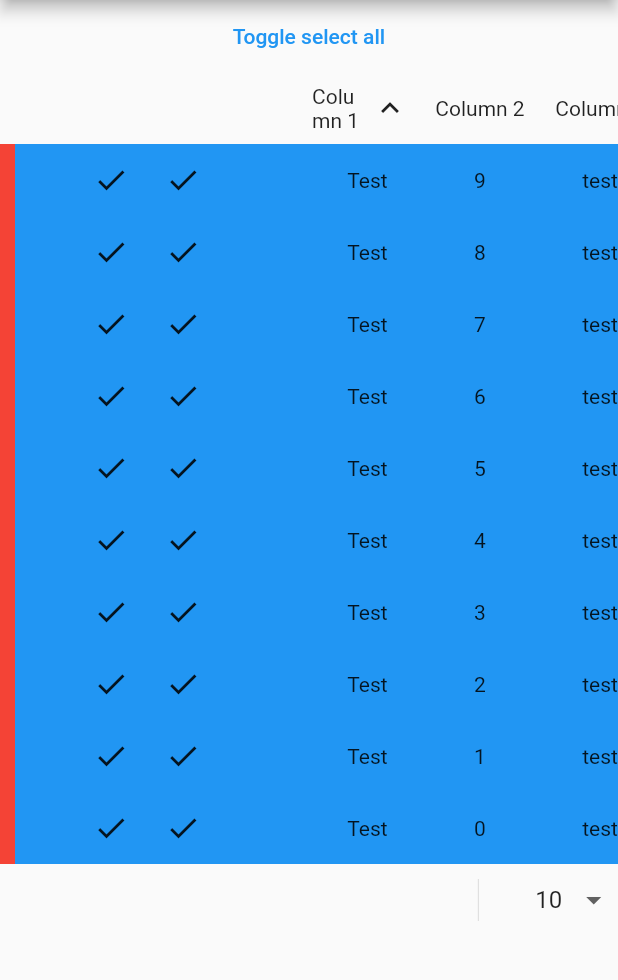
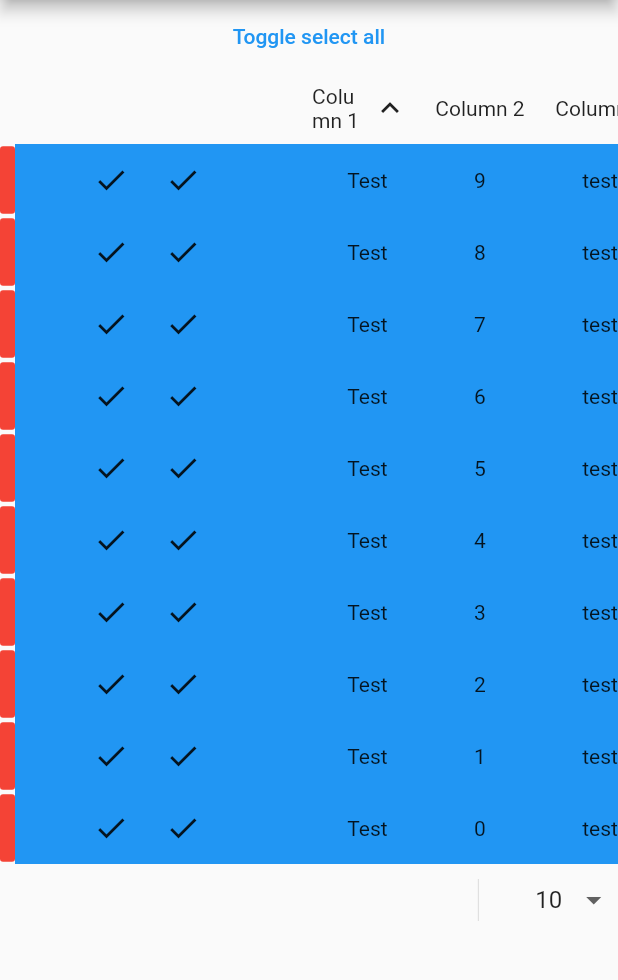
Before and after one commit to knotbox/datatable_plus, a Flutter app: the screen it shows after launch, after a tap on "Column 1", on a phone screen of 412 x 824 dp, the part 84-1064 px from its top. Run offline on Flutter 3.47's test engine with Material 2 defaults, Android fonts, the phone set to English and light mode, and no system bars; drawn by our look-alikes of expandable; our stand-ins replace freezed_annotation.

Commit message:
checkbox tick color

```diff
--- a/example/lib/main.dart
+++ b/example/lib/main.dart
@@ -112,7 +112,6 @@ class _HomeState extends State<Home> {
                   theme: DataTablePlusThemeData(
                     showCheckboxSlidable: true,
                     checkboxSlidableTheme: CheckboxSlidableTheme(
-                      checkColor: Colors.red,
                       activeColor: Colors.green,
                       duration: Duration(milliseconds: 200),
                       curve: Curves.bounceInOut,
--- a/lib/src/data_table_plus.dart
+++ b/lib/src/data_table_plus.dart
@@ -77,6 +77,9 @@ class DataTablePlus<T> extends StatefulWidget {
   ///Defaults to the first column if not specified
   final int shrinkableColumnIndex;
 
+  ///Color of the tick mark in the checkboxes
+  final Color? Function(int, T)? checkColor;
+
   const DataTablePlus({
     Key? key,
     required this.controller,
@@ -88,6 +91,7 @@ class DataTablePlus<T> extends StatefulWidget {
     required this.empty,
     required this.onRowPressed,
     this.shrinkableColumnIndex = 0,
+    this.checkColor,
     this.rowColor,
     this.rowTextStyle,
     this.rowHoverColor,
--- a/lib/src/widgets/row.dart
+++ b/lib/src/widgets/row.dart
@@ -4,6 +4,7 @@ import 'package:datatable_plus/src/models/controller_action.dart';
 import 'package:expandable/expandable.dart';
 import 'package:flutter/material.dart' hide Action;
 import 'package:collection/collection.dart';
+import '../utils/extensions.dart';
 
 import '../../datatable_plus.dart';
 import '../data_table_plus.dart';
@@ -132,7 +133,7 @@ class _TableRowState<T> extends State<TableRow<T>>
       );
       animation = Tween(
         begin: theme.checkboxSlidableTheme!.indicatorWidth,
-        end: 50.0,
+        end: 40.0,
       ).animate(
         CurvedAnimation(
           parent: controller,
@@ -156,6 +157,10 @@ class _TableRowState<T> extends State<TableRow<T>>
     final hasCheckbox = theme.showCheckboxSlidable ?? false;
     final slidableTheme = theme.checkboxSlidableTheme;
     bool canPressRow = widget.item == null ? false : table.onRowPressed != null;
+    final checkboxBackgroundColor = table.checkboxBackgroundColor?.call(
+      widget.index,
+      widget.item,
+    );
 
     Widget row = MouseRegion(
       cursor: SystemMouseCursors.click,
@@ -188,22 +193,54 @@ class _TableRowState<T> extends State<TableRow<T>>
           children: [
             if (hasCheckbox)
               Container(
-                color: table.checkboxBackgroundColor?.call(
-                  widget.index,
-                  widget.item,
+                height: (theme.rowHeight ?? 50) - 3,
+                decoration: BoxDecoration(
+                  color: checkboxBackgroundColor,
+                  borderRadius: BorderRadius.circular(2),
                 ),
                 width: animation.value,
-                height: theme.rowHeight,
                 child: AnimatedSwitcher(
                   duration: const Duration(milliseconds: 100),
                   child: animation.value > 25
-                      ? Checkbox(
-                          activeColor: slidableTheme!.activeColor,
-                          checkColor: slidableTheme.checkColor,
-                          value: isSelected,
-                          onChanged: (value) {
-                            onToggleSelection(value ?? false);
-                          },
+                      ? Stack(
+                          children: [
+                            Positioned.fill(
+                              child: Center(
+                                child: Container(
+                                  width: 18,
+                                  height: 18,
+                                  decoration: BoxDecoration(
+                                    color: checkboxBackgroundColor?.darken(
+                                      0.15,
+                                    ),
+                                    borderRadius: BorderRadius.circular(2),
+                                  ),
+                                ),
+                              ),
+                            ),
+                            Theme(
+                              data: ThemeData(
+                                unselectedWidgetColor:
+                                    checkboxBackgroundColor?.darken(
+                                  0.15,
+                                ),
+                              ),
+                              child: Checkbox(
+                                shape: RoundedRectangleBorder(
+                                  borderRadius: BorderRadius.circular(2),
+                                ),
+                                activeColor: slidableTheme!.activeColor,
+                                checkColor: table.checkColor?.call(
+                                  widget.index,
+                                  widget.item,
+                                ),
+                                value: isSelected,
+                                onChanged: (value) {
+                                  onToggleSelection(value ?? false);
+                                },
+                              ),
+                            ),
+                          ],
                         )
                       : const SizedBox.shrink(),
                 ),
```
Also changed, not shown: lib/src/checkbox_slidable_theme.dart (+3 -10 lines), lib/src/utils/extensions.dart (added, +12 -0 lines).
